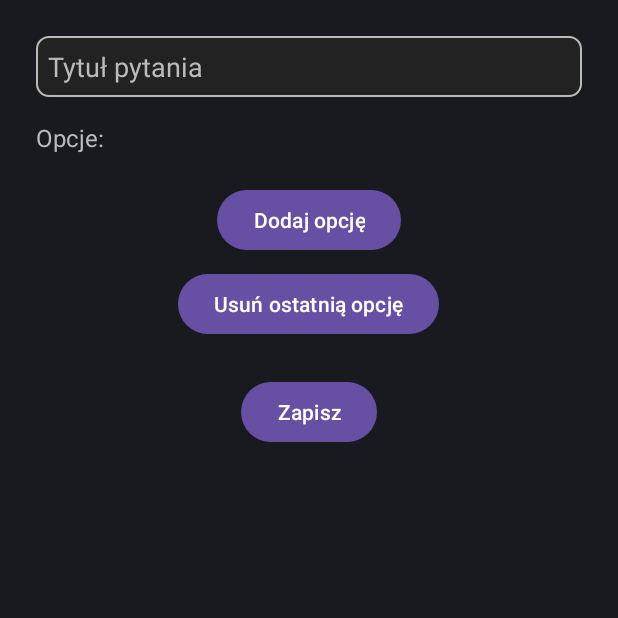
After one commit to Przemus14s/voteroom-app, an Android app: the EditQuestionActivity screen opened directly, with no data from a screen before it, on a phone screen of 412 x 824 dp, the top half of it. The commit adds this screen. Run offline under Robolectric (Android 15) with nearby library versions, the phone set to English and light mode, and no system bars; our stand-ins replace Firebase (no records; nobody signed in at launch, a user with empty details on screens opened directly).

Commit message:
Możliwość edycji pytania przez moderatora

```diff
--- a/app/src/main/AndroidManifest.xml
+++ b/app/src/main/AndroidManifest.xml
@@ -1,3 +1,4 @@
+<?xml version="1.0" encoding="utf-8"?>
 <manifest xmlns:android="http://schemas.android.com/apk/res/android"
     package="com.example.voteroom">
 
@@ -15,6 +16,9 @@
         android:roundIcon="@mipmap/ic_launcher_round"
         android:supportsRtl="true"
         android:theme="@style/Theme.VoteRoom">
+        <activity
+            android:name=".ui.moderator.EditQuestionActivity"
+            android:exported="false" />
         <activity
             android:name=".ui.SummaryActivity"
             android:exported="false" />
@@ -50,8 +54,10 @@
             android:exported="true">
             <intent-filter>
                 <action android:name="android.intent.action.MAIN" />
+
                 <category android:name="android.intent.category.LAUNCHER" />
             </intent-filter>
         </activity>
     </application>
+
 </manifest>
--- a/app/src/main/java/com/example/voteroom/data/FirebaseDataSource.java
+++ b/app/src/main/java/com/example/voteroom/data/FirebaseDataSource.java
@@ -1,8 +1,12 @@
 package com.example.voteroom.data;
 
 
+import com.google.firebase.database.DataSnapshot;
 import com.google.firebase.database.DatabaseReference;
 import com.google.firebase.database.FirebaseDatabase;
+
+import java.util.HashMap;
+import java.util.Map;
 
 public class FirebaseDataSource {
 
@@ -27,4 +31,37 @@ public class FirebaseDataSource {
     public DatabaseReference getRoomsReference() {
         return database.getReference("rooms");
     }
+
+    public void getQuestion(String roomCode, String questionId, QuestionCallback callback) {
+        DatabaseReference ref = database.getReference("rooms").child(roomCode).child("questions").child(questionId);
+
+        ref.get().addOnSuccessListener(snapshot -> {
+            String title = snapshot.child("title").getValue(String.class);
+            Map<String, String> options = new HashMap<>();
+
+            for (DataSnapshot opt : snapshot.child("options").getChildren()) {
+                options.put(opt.getKey(), opt.getValue(String.class));
+            }
+
+            callback.onData(title, options);
+        });
+    }
+
+    public void updateQuestion(String roomCode, String questionId, String title, Map<String, String> options,
+                               Runnable onSuccess, Runnable onFailure) {
+        DatabaseReference ref = database.getReference("rooms").child(roomCode).child("questions").child(questionId);
+
+        Map<String, Object> updates = new HashMap<>();
+        updates.put("title", title);
+        updates.put("options", options);
+
+        ref.updateChildren(updates)
+                .addOnSuccessListener(aVoid -> onSuccess.run())
+                .addOnFailureListener(e -> onFailure.run());
+    }
+
+    public interface QuestionCallback {
+        void onData(String title, Map<String, String> options);
+    }
+
 }
--- /dev/null
+++ b/app/src/main/java/com/example/voteroom/ui/moderator/EditQuestionActivity.java
@@ -0,0 +1,110 @@
+package com.example.voteroom.ui.moderator;
+
+import android.graphics.Color;
+import android.os.Bundle;
+import android.widget.Button;
+import android.widget.EditText;
+import android.widget.LinearLayout;
+import android.widget.Toast;
+
+import androidx.activity.EdgeToEdge;
+import androidx.appcompat.app.AppCompatActivity;
+import androidx.core.graphics.Insets;
+import androidx.core.view.ViewCompat;
+import androidx.core.view.WindowInsetsCompat;
+
+import com.example.voteroom.R;
+import com.example.voteroom.data.FirebaseDataSource;
+
+import java.util.HashMap;
+import java.util.Map;
+
+public class EditQuestionActivity extends AppCompatActivity {
+    private EditText questionTitleField;
+    private LinearLayout optionsLayout;
+    private Button saveButton;
+    private Button addOptionButton;
+    private Button removeOptionButton;
+
+
+    private String roomCode, questionId;
+    private final Map<String, EditText> optionFields = new HashMap<>();
+
+    @Override
+    protected void onCreate(Bundle savedInstanceState) {
+        super.onCreate(savedInstanceState);
+        EdgeToEdge.enable(this);
+        setContentView(R.layout.activity_edit_question);
+
+        questionTitleField = findViewById(R.id.editQuestionTitle);
+        optionsLayout = findViewById(R.id.optionsLayout);
+        saveButton = findViewById(R.id.saveButton);
+        addOptionButton = findViewById(R.id.addOptionButton);
+        removeOptionButton = findViewById(R.id.removeOptionButton);
+
+        roomCode = getIntent().getStringExtra("ROOM_CODE");
+        questionId = getIntent().getStringExtra("QUESTION_ID");
+
+        FirebaseDataSource.getInstance().getQuestion(roomCode, questionId, (title, options) -> {
+            questionTitleField.setText(title);
+
+            for (Map.Entry<String, String> entry : options.entrySet()) {
+                EditText optionField = new EditText(this);
+                optionField.setText(entry.getValue());
+                optionsLayout.addView(optionField);
+                optionFields.put(entry.getKey(), optionField);
+            }
+        });
+
+        saveButton.setOnClickListener(v -> saveUpdatedQuestion());
+
+        addOptionButton.setOnClickListener(v -> {
+            if (optionFields.size() >= 4) {
+                Toast.makeText(this, "Maksymalnie 4 opcje", Toast.LENGTH_SHORT).show();
+                return;
+            }
+
+            String newOptionKey = "option" + (optionFields.size() + 1);
+            EditText optionField = new EditText(this);
+            optionField.setHint("Opcja odpowiedzi");
+            optionField.setTextColor(Color.WHITE);
+            optionField.setHintTextColor(Color.WHITE);
+            optionField.setBackgroundResource(android.R.drawable.editbox_background);
+            optionField.setPadding(12, 12, 12, 12);
+
+            optionsLayout.addView(optionField);
+            optionFields.put(newOptionKey, optionField);
+        });
+
+        removeOptionButton.setOnClickListener(v -> {
+            if (optionFields.size() <= 2) {
+                Toast.makeText(this, "Minimum 2 opcje", Toast.LENGTH_SHORT).show();
+                return;
+            }
+
+            String lastKey = "option" + optionFields.size();
+            EditText lastField = optionFields.get(lastKey);
+            optionsLayout.removeView(lastField);
+            optionFields.remove(lastKey);
+        });
+    }
+
+    private void saveUpdatedQuestion() {
+        String newTitle = questionTitleField.getText().toString().trim();
+        Map<String, String> updatedOptions = new HashMap<>();
+
+        for (Map.Entry<String, EditText> entry : optionFields.entrySet()) {
+            String text = entry.getValue().getText().toString().trim();
+            if (!text.isEmpty()) {
+                updatedOptions.put(entry.getKey(), text);
+            }
+        }
+
+        FirebaseDataSource.getInstance().updateQuestion(roomCode, questionId, newTitle, updatedOptions,
+                () -> {
+                    Toast.makeText(this, "Zapisano zmiany", Toast.LENGTH_SHORT).show();
+                    finish();
+                },
+                () -> Toast.makeText(this, "Błąd zapisu", Toast.LENGTH_SHORT).show());
+    }
+}
--- /dev/null
+++ b/app/src/main/res/drawable/cursor_white.xml
@@ -0,0 +1,5 @@
+<?xml version="1.0" encoding="utf-8"?>
+<shape xmlns:android="http://schemas.android.com/apk/res/android">
+    <size android:width="2dp" />
+    <solid android:color="#FFFFFF" />
+</shape>
--- /dev/null
+++ b/app/src/main/res/drawable/edit_text_background.xml
@@ -0,0 +1,7 @@
+<?xml version="1.0" encoding="utf-8"?>
+<shape xmlns:android="http://schemas.android.com/apk/res/android">
+    <solid android:color="#222222" /> <!-- ciemne tło -->
+    <stroke android:width="1dp" android:color="#BBBBBB" /> <!-- jasne obramowanie -->
+    <corners android:radius="8dp" /> <!-- zaokrąglenie rogów -->
+    <padding android:left="8dp" android:top="8dp" android:right="8dp" android:bottom="8dp" />
+</shape>
--- /dev/null
+++ b/app/src/main/res/layout/activity_edit_question.xml
@@ -0,0 +1,64 @@
+<?xml version="1.0" encoding="utf-8"?>
+<ScrollView xmlns:android="http://schemas.android.com/apk/res/android"
+    android:layout_width="match_parent"
+    android:layout_height="match_parent"
+    android:background="#181A20"
+    android:padding="24dp">
+
+    <LinearLayout
+        android:layout_width="match_parent"
+        android:layout_height="wrap_content"
+        android:orientation="vertical">
+
+        <EditText
+            android:id="@+id/editQuestionTitle"
+            android:layout_width="match_parent"
+            android:layout_height="wrap_content"
+            android:hint="Tytuł pytania"
+            android:textColor="#FFFFFF"
+            android:textColorHint="#BBBBBB"
+            android:background="@drawable/edit_text_background"
+            android:cursorVisible="true"
+            android:textCursorDrawable="@drawable/cursor_white" />
+
+
+        <TextView
+            android:layout_width="wrap_content"
+            android:layout_height="wrap_content"
+            android:layout_marginTop="16dp"
+            android:text="Opcje:"
+            android:textColor="#BBBBBB"
+            android:textSize="16sp" />
+
+        <LinearLayout
+            android:id="@+id/optionsLayout"
+            android:layout_width="match_parent"
+            android:layout_height="wrap_content"
+            android:layout_marginTop="8dp"
+            android:orientation="vertical" />
+
+        <Button
+            android:id="@+id/addOptionButton"
+            android:layout_width="wrap_content"
+            android:layout_height="wrap_content"
+            android:layout_gravity="center"
+            android:layout_marginTop="12dp"
+            android:text="Dodaj opcję" />
+
+        <Button
+            android:id="@+id/removeOptionButton"
+            android:layout_width="wrap_content"
+            android:layout_height="wrap_content"
+            android:layout_gravity="center"
+            android:layout_marginTop="8dp"
+            android:text="Usuń ostatnią opcję" />
+
+        <Button
+            android:id="@+id/saveButton"
+            android:layout_width="wrap_content"
+            android:layout_height="wrap_content"
+            android:layout_gravity="center"
+            android:layout_marginTop="24dp"
+            android:text="Zapisz" />
+    </LinearLayout>
+</ScrollView>
```
Also changed, not shown: app/src/main/java/com/example/voteroom/ui/moderator/PreviewVoteActivity.java (+16 -1 lines), app/src/main/res/layout/activity_preview_vote.xml (+39 -17 lines).
